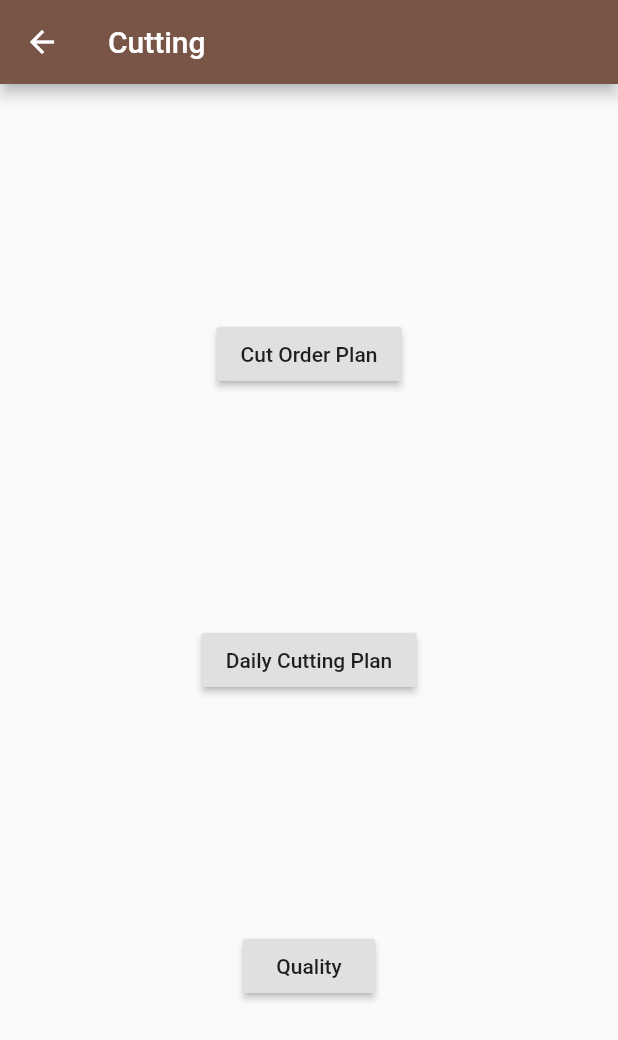
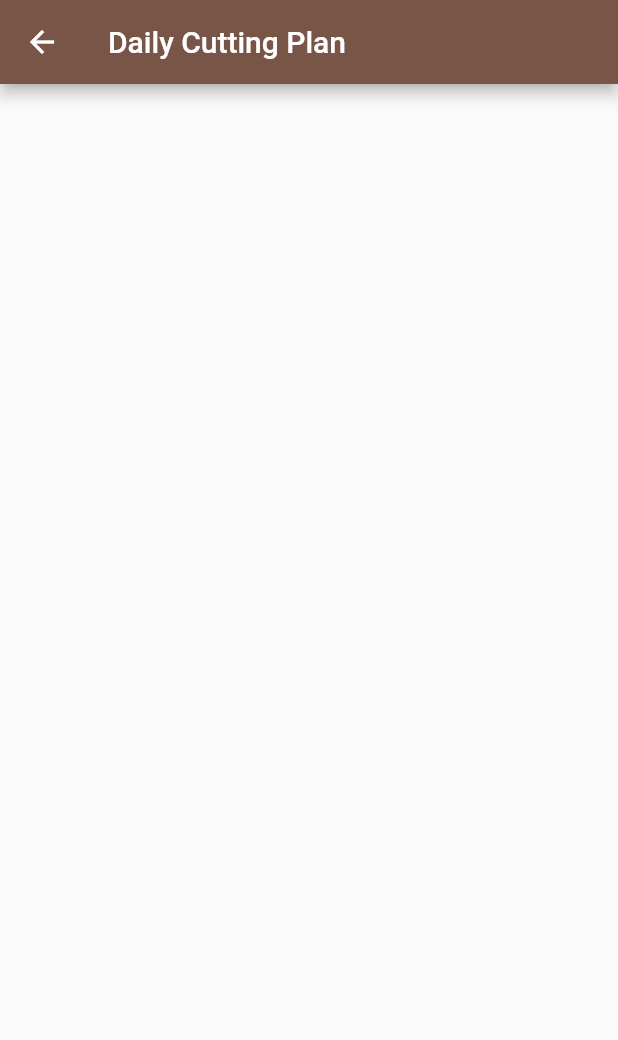
Before and after one commit to sambitraze/AARVI_TEXTILES, a Flutter app: the CuttingPage screen opened by its route, after a tap on "Daily Cutting Plan", on a phone screen of 412 x 824 dp. Shown: the top 1040 px of the screen. Run offline on Flutter 3.47's test engine with Material 2 defaults, Android fonts, the phone set to English and light mode, and no system bars; our stand-ins replace cloud_firestore, file_picker, firebase_auth, firebase_storage, flutter_datetime_picker; accounts and stored records are empty.

Commit message:
update an upload

```diff
--- a/lib/Screens/ProductionMang/CuttingPage.dart
+++ b/lib/Screens/ProductionMang/CuttingPage.dart
@@ -4,22 +4,28 @@ class CuttingPage extends StatelessWidget {
   @override
   Widget build(BuildContext context) {
     return Scaffold(
-      appBar: AppBar(title: Text("Cutting"),),
+      appBar: AppBar(title: Text("Cutting-Production Management"),),
       body: Center(
         child: Column(
           mainAxisAlignment: MainAxisAlignment.spaceEvenly,
           children: <Widget>[
             RaisedButton(
               child: Text("Cut Order Plan"),
-              onPressed: (){},
+              onPressed: (){
+                Navigator.pushNamed(context, '/CutOrderPlan');
+              },
             ),
             RaisedButton(
               child: Text("Daily Cutting Plan"),
-              onPressed: (){},
+              onPressed: (){
+                Navigator.pushNamed(context, '/DailyCuttingPlan');
+              },
             ),
             RaisedButton(
               child: Text("Quality"),
-              onPressed: (){},
+              onPressed: (){
+                Navigator.pushNamed(context, '/CuttingQuality');
+              },
             )
           ],
         ),
--- /dev/null
+++ b/lib/Screens/ProductionMang/CuttingPage/DailyCuttingPlan.dart
@@ -0,0 +1,15 @@
+import 'package:flutter/material.dart';
+
+class DailyCuttingPlan extends StatefulWidget {
+  @override
+  _DailyCuttingPlanState createState() => _DailyCuttingPlanState();
+}
+
+class _DailyCuttingPlanState extends State<DailyCuttingPlan> {
+  @override
+  Widget build(BuildContext context) {
+    return Scaffold(
+      appBar: AppBar(title: Text('Daily Cutting Plan')),
+    );
+  }
+}
--- a/lib/Screens/ProductionMang/FinishingPage.dart
+++ b/lib/Screens/ProductionMang/FinishingPage.dart
@@ -38,7 +38,7 @@ class _FinishingPageState extends State<FinishingPage> {
   @override
   Widget build(BuildContext context) {
     return Scaffold(
-      appBar: AppBar(title: Text("Aarvi Textiles")),
+      appBar: AppBar(title: Text("Finishing-Production Management")),
       body: Container(
         child: Form(
           child: SingleChildScrollView(
--- a/lib/Screens/ProductionMang/PackagingPage.dart
+++ b/lib/Screens/ProductionMang/PackagingPage.dart
@@ -35,7 +35,7 @@ class _PackagingPageState extends State<PackagingPage> {
   @override
   Widget build(BuildContext context) {
     return Scaffold(
-      appBar: AppBar(title: Text("Aarvi Textiles")),
+      appBar: AppBar(title: Text("Packing-Production Management")),
       body: Container(
         child: Form(
           child: SingleChildScrollView(
--- a/lib/Screens/QualityMang/QualityMang.dart
+++ b/lib/Screens/QualityMang/QualityMang.dart
@@ -8,6 +8,8 @@ class QualityMang extends StatefulWidget {
 class _QualityMangState extends State<QualityMang> {
   @override
   Widget build(BuildContext context) {
-    return Scaffold();
+    return Scaffold(
+      appBar: AppBar(title: Text('Quality Mangement')),
+    );
   }
 }
```
Also changed, not shown: lib/Screens/ProductionMang/CuttingPage/CutOrderPlan.dart (added, +15 -0 lines), lib/Screens/ProductionMang/CuttingPage/CuttingQuality.dart (added, +16 -0 lines), lib/Screens/ProductionMang/SewingPage.dart (+4 -14 lines), lib/main.dart (+21 -9 lines).
